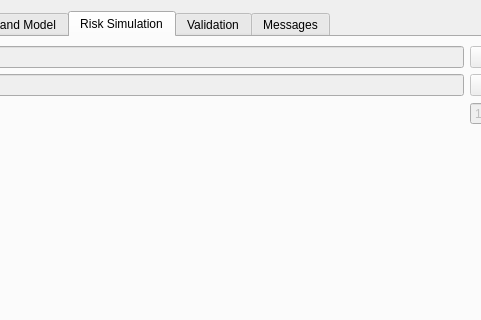
Old version of the form ui/moluscedialogbase.ui in the repository nextgis/qgis_molusce; both pictures show x 367 to 848 and y 0 to 320 of the 939 by 591 pixel window.
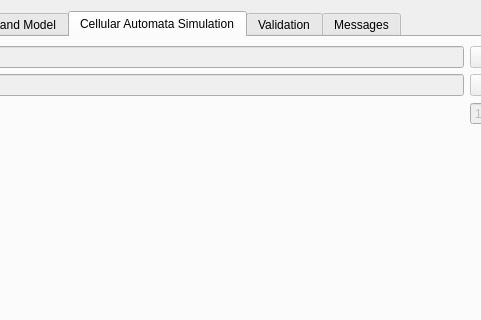
New version of the form. The open tabs and pages were chosen to show the change. Custom widgets are drawn as their Qt base class.

Diff of the .ui file:
```diff
--- a/ui/moluscedialogbase.ui
+++ b/ui/moluscedialogbase.ui
@@ -361,7 +361,7 @@
      </widget>
      <widget class="QWidget" name="tabSimulation">
       <attribute name="title">
-       <string>Risk Simulation</string>
+       <string>Cellular Automata Simulation</string>
       </attribute>
       <layout class="QGridLayout" name="gridLayout_5">
        <item row="0" column="0" colspan="3">
```
Left out of the diff: 2 changed lines with no effect on the pictures.
